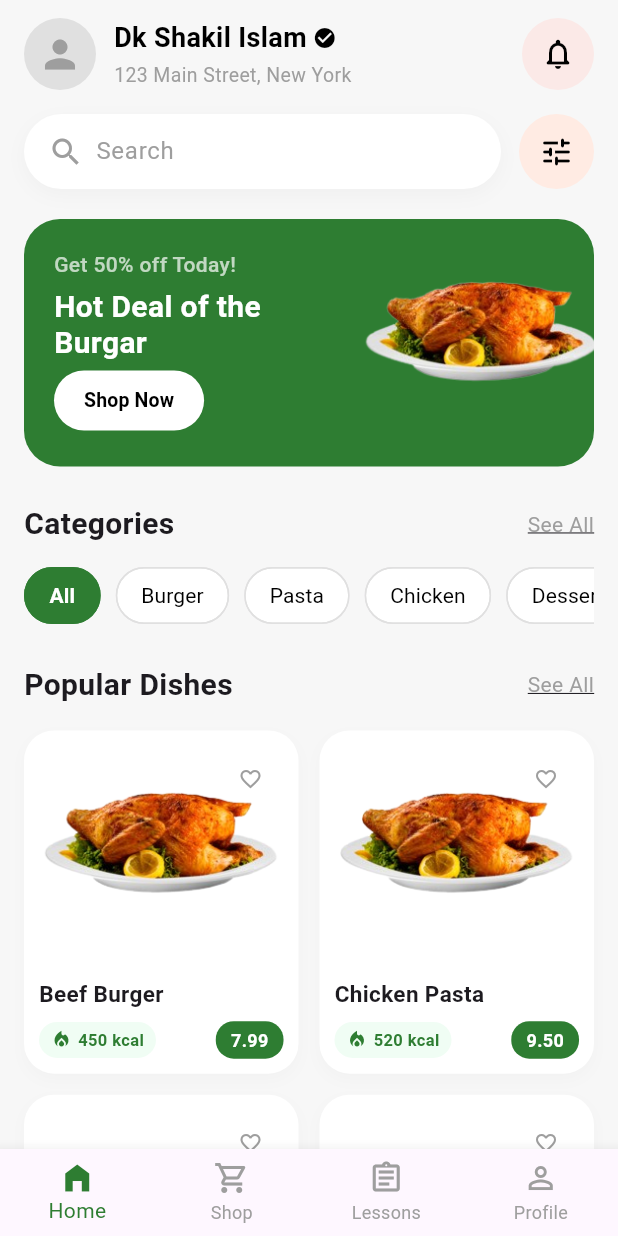
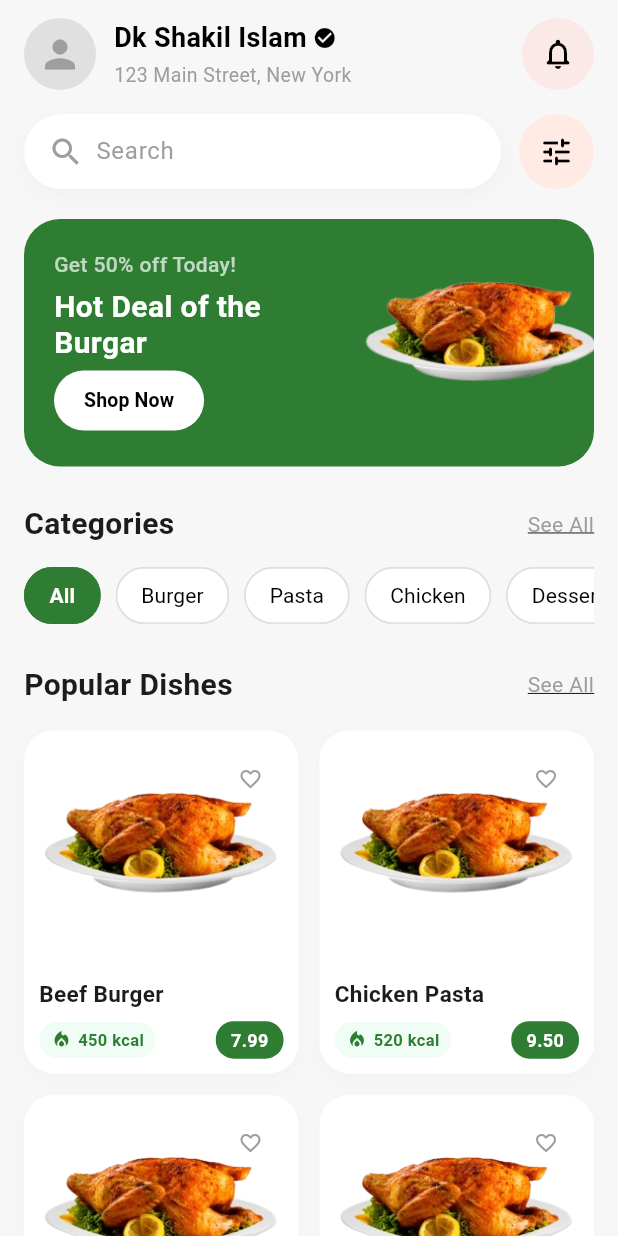
Before and after one commit to ravo29/tasty_Food, a Flutter app: the HomeMenuScreen screen opened directly, on a phone screen of 412 x 824 dp. Run offline on Flutter 3.47's test engine with Material 3 defaults, Android fonts, the phone set to English and light mode, and no system bars; our stand-ins replace flutter_riverpod.

```diff
--- a/lib/features/menu/presentation/screens/home_menu_screen.dart
+++ b/lib/features/menu/presentation/screens/home_menu_screen.dart
@@ -9,6 +9,7 @@ import 'package:tasty_food/features/menu/providers/food_list_provider.dart';
 import 'package:tasty_food/features/menu/presentation/widgets/category_chip.dart';
 import 'package:tasty_food/features/menu/presentation/widgets/food_card.dart';
 import 'package:tasty_food/features/menu/presentation/screens/food_detail_screen.dart';
+
 class HomeMenuScreen extends ConsumerStatefulWidget {
   const HomeMenuScreen({super.key});
 
@@ -17,7 +18,6 @@ class HomeMenuScreen extends ConsumerStatefulWidget {
 }
 
 class _HomeMenuScreenState extends ConsumerState<HomeMenuScreen> {
-  int _currentBottomNavIndex = 0;
   final List<String> categories = ['All', 'Burger', 'Pasta', 'Chicken', 'Dessert'];
 
   @override
@@ -294,7 +294,8 @@ class _HomeMenuScreenState extends ConsumerState<HomeMenuScreen> {
 
               const SizedBox(height: 16),
 
-              if (filteredDishes.isEmpty) const Padding(
+              if (filteredDishes.isEmpty)
+                const Padding(
                   padding: EdgeInsets.symmetric(vertical: 40.0),
                   child: Center(
                     child: Text(
@@ -302,7 +303,9 @@ class _HomeMenuScreenState extends ConsumerState<HomeMenuScreen> {
                       style: TextStyle(fontSize: 16, color: Colors.grey),
                     ),
                   ),
-                    ) else GridView.builder(
+                )
+              else
+                GridView.builder(
                   shrinkWrap: true,
                   physics: const NeverScrollableScrollPhysics(),
                   itemCount: filteredDishes.length,
@@ -333,20 +336,6 @@ class _HomeMenuScreenState extends ConsumerState<HomeMenuScreen> {
           ),
         ),
       ),
-      bottomNavigationBar: BottomNavigationBar(
-        currentIndex: _currentBottomNavIndex,
-        onTap: (index) => setState(() => _currentBottomNavIndex = index),
-        type: BottomNavigationBarType.fixed,
-        selectedItemColor: primaryGreen,
-        unselectedItemColor: Colors.grey,
-        showUnselectedLabels: true,
-        items: const [
-          BottomNavigationBarItem(icon: Icon(Icons.home_filled), label: 'Home'),
-          BottomNavigationBarItem(icon: Icon(Icons.shopping_cart_outlined), label: 'Shop'),
-          BottomNavigationBarItem(icon: Icon(Icons.assignment_outlined), label: 'Lessons'),
-          BottomNavigationBarItem(icon: Icon(Icons.person_outline), label: 'Profile'),
-        ],
-      ),
     );
   }
 }
```
Lines whose indentation alone changed are shown as unchanged.
